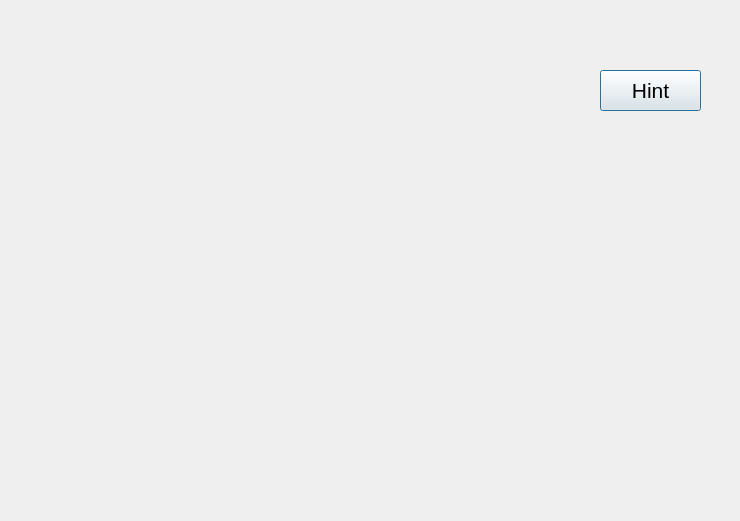
This is Software/TheHangman/gamewindow.ui in michaelrenoo/TheHangman as Qt 5 draws it before an edit. The edited form follows.
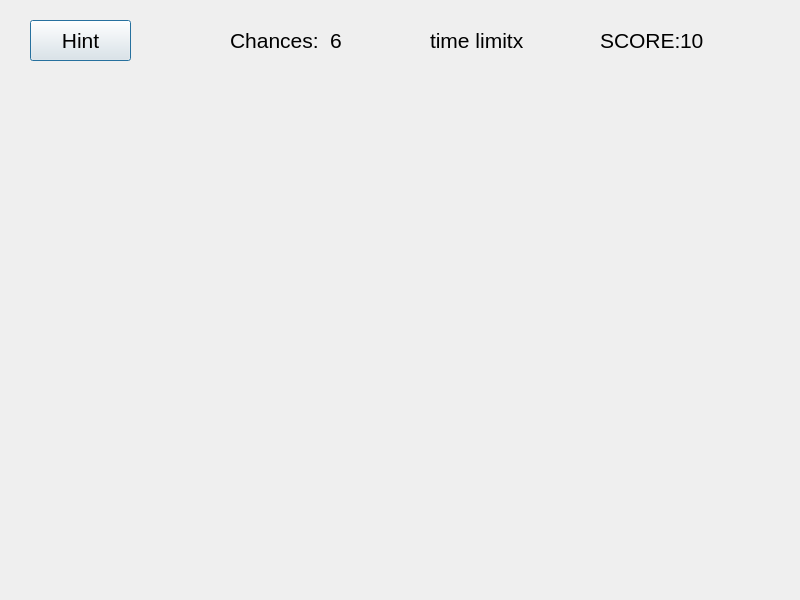
This is the edited form.

Patch:
```diff
--- a/Software/TheHangman/gamewindow.ui
+++ b/Software/TheHangman/gamewindow.ui
@@ -6,8 +6,8 @@
    <rect>
     <x>0</x>
     <y>0</y>
-    <width>740</width>
-    <height>521</height>
+    <width>800</width>
+    <height>600</height>
    </rect>
   </property>
   <property name="windowTitle">
@@ -16,10 +16,10 @@
   <widget class="QLabel" name="timeLimitLabel">
    <property name="geometry">
     <rect>
-     <x>600</x>
-     <y>20</y>
+     <x>430</x>
+     <y>30</y>
      <width>101</width>
-     <height>31</height>
+     <height>21</height>
     </rect>
    </property>
    <property name="font">
@@ -28,14 +28,14 @@
     </font>
    </property>
    <property name="text">
-    <string/>
+    <string>time limitx</string>
    </property>
   </widget>
   <widget class="QPushButton" name="hintButton">
    <property name="geometry">
     <rect>
-     <x>600</x>
-     <y>70</y>
+     <x>30</x>
+     <y>20</y>
      <width>101</width>
      <height>41</height>
     </rect>
@@ -49,6 +49,78 @@
     <string>Hint</string>
    </property>
   </widget>
+  <widget class="QLabel" name="ChancesLabel">
+   <property name="geometry">
+    <rect>
+     <x>230</x>
+     <y>30</y>
+     <width>101</width>
+     <height>21</height>
+    </rect>
+   </property>
+   <property name="font">
+    <font>
+     <pointsize>16</pointsize>
+    </font>
+   </property>
+   <property name="text">
+    <string>Chances:</string>
+   </property>
+  </widget>
+  <widget class="QLabel" name="chanceLimitLabel">
+   <property name="geometry">
+    <rect>
+     <x>330</x>
+     <y>30</y>
+     <width>21</width>
+     <height>21</height>
+    </rect>
+   </property>
+   <property name="font">
+    <font>
+     <pointsize>16</pointsize>
+    </font>
+   </property>
+   <property name="text">
+    <string>6</string>
+   </property>
+  </widget>
+  <widget class="QLabel" name="scoreLabel">
+   <property name="geometry">
+    <rect>
+     <x>600</x>
+     <y>30</y>
+     <width>81</width>
+     <height>20</height>
+    </rect>
+   </property>
+   <property name="font">
+    <font>
+     <pointsize>16</pointsize>
+    </font>
+   </property>
+   <property name="text">
+    <string>SCORE:</string>
+   </property>
+  </widget>
+  <widget class="QLabel" name="scoreValueLabel">
+   <property name="geometry">
+    <rect>
+     <x>680</x>
+     <y>30</y>
+     <width>61</width>
+     <height>20</height>
+    </rect>
+   </property>
+   <property name="font">
+    <font>
+     <pointsize>16</pointsize>
+    </font>
+   </property>
+   <property name="text">
+    <string>10</string>
+   </property>
+  </widget>
  </widget>
  <resources/>
  <connections/>
```
